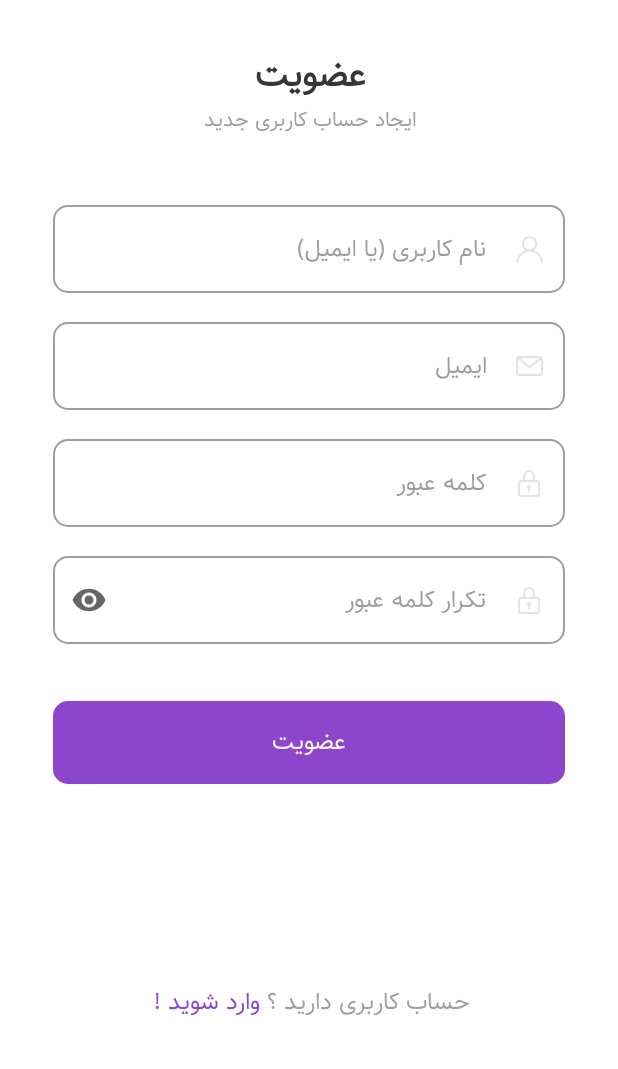
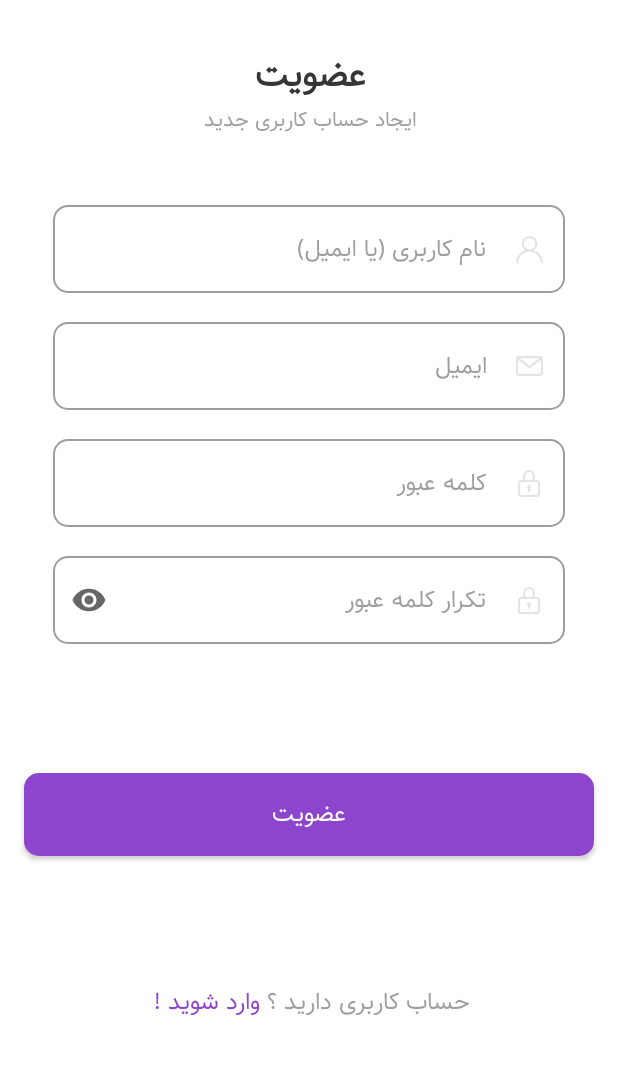
Before and after one commit to HosseinMirzaei47/Nattramn, an Android app: the RegisterFragment screen opened through its navigation route, on a phone screen of 412 x 824 dp, the part 167-1236 px from its top. Run offline under Robolectric (Android 15) with nearby library versions, the phone set to English and light mode, and no system bars.

Commit message:
Fixed fragment_register.xml responsibility.

```diff
--- a/app/src/main/res/layout/fragment_register.xml
+++ b/app/src/main/res/layout/fragment_register.xml
@@ -186,6 +186,8 @@
         android:textColor="@color/whiteBackground"
         android:textSize="16sp"
         app:cornerRadius="10dp"
+        android:layout_margin="16dp"
+        app:layout_constraintBottom_toTopOf="@id/tv_account"
         app:layout_constraintEnd_toEndOf="parent"
         app:layout_constraintHorizontal_bias="0.0"
         app:layout_constraintStart_toStartOf="parent"
```
